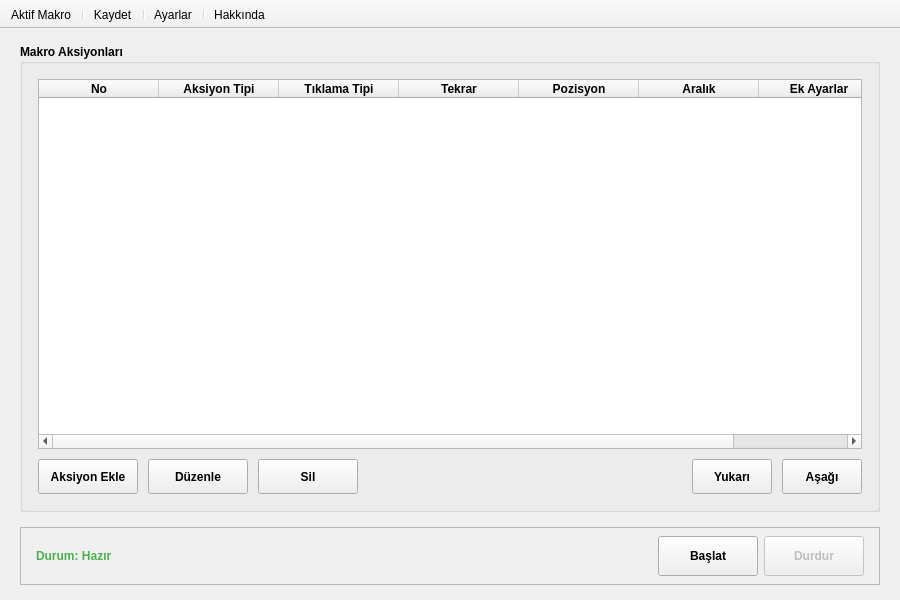
Above: mainwindow.ui from ilpenSE/autoclicker before the change. Below: the same form after it.
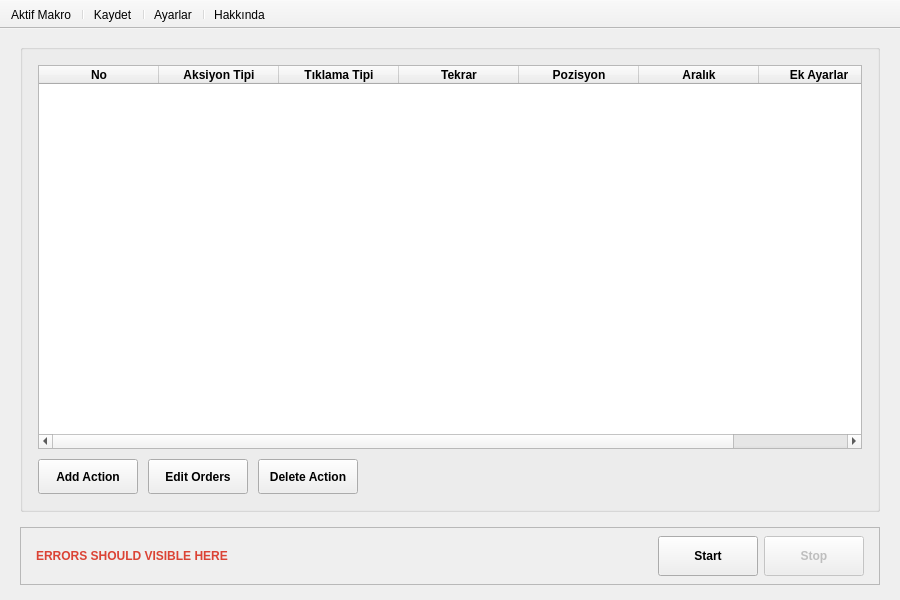
That is the form after the change. Icons and pictures are not drawn.

```diff
--- a/mainwindow.ui
+++ b/mainwindow.ui
@@ -38,7 +38,7 @@
        </font>
       </property>
       <property name="title">
-       <string>Makro Aksiyonları</string>
+       <string/>
       </property>
       <layout class="QVBoxLayout" name="actionsLayout">
        <property name="spacing">
@@ -171,7 +171,7 @@
             <string>Yeni aksiyon ekler</string>
            </property>
            <property name="text">
-            <string>Aksiyon Ekle</string>
+            <string>Add Action</string>
            </property>
           </widget>
          </item>
@@ -192,7 +192,7 @@
             <string>Seçili aksiyonu düzenler</string>
            </property>
            <property name="text">
-            <string>Düzenle</string>
+            <string>Edit Orders</string>
            </property>
           </widget>
          </item>
@@ -213,7 +213,7 @@
             <string>Seçili aksiyonu siler</string>
            </property>
            <property name="text">
-            <string>Sil</string>
+            <string>Delete Action</string>
            </property>
           </widget>
          </item>
@@ -230,38 +230,6 @@
            </property>
           </spacer>
          </item>
-         <item>
-          <widget class="QPushButton" name="btnMoveUp">
-           <property name="minimumSize">
-            <size>
-             <width>80</width>
-             <height>35</height>
-            </size>
-           </property>
-           <property name="toolTip">
-            <string>Seçili aksiyonu yukarı taşır</string>
-           </property>
-           <property name="text">
-            <string>Yukarı</string>
-           </property>
-          </widget>
-         </item>
-         <item>
-          <widget class="QPushButton" name="btnMoveDown">
-           <property name="minimumSize">
-            <size>
-             <width>80</width>
-             <height>35</height>
-            </size>
-           </property>
-           <property name="toolTip">
-            <string>Seçili aksiyonu aşağı taşır</string>
-           </property>
-           <property name="text">
-            <string>Aşağı</string>
-           </property>
-          </widget>
-         </item>
         </layout>
        </item>
       </layout>
@@ -296,10 +264,10 @@
           </font>
          </property>
          <property name="styleSheet">
-          <string notr="true">color: #4CAF50;</string>
+          <string notr="true">color: #db4335;</string>
          </property>
          <property name="text">
-          <string>Durum: Hazır</string>
+          <string>ERRORS SHOULD VISIBLE HERE</string>
          </property>
         </widget>
        </item>
@@ -333,7 +301,7 @@
           <string>Makro çalıştırmayı başlatır</string>
          </property>
          <property name="text">
-          <string>Başlat</string>
+          <string>Start</string>
          </property>
         </widget>
        </item>
@@ -357,7 +325,7 @@
           <string>Makro çalıştırmayı durdurur</string>
          </property>
          <property name="text">
-          <string>Durdur</string>
+          <string>Stop</string>
          </property>
         </widget>
        </item>
```
Left out of the diff: 2 changed lines with no effect on the pictures.
